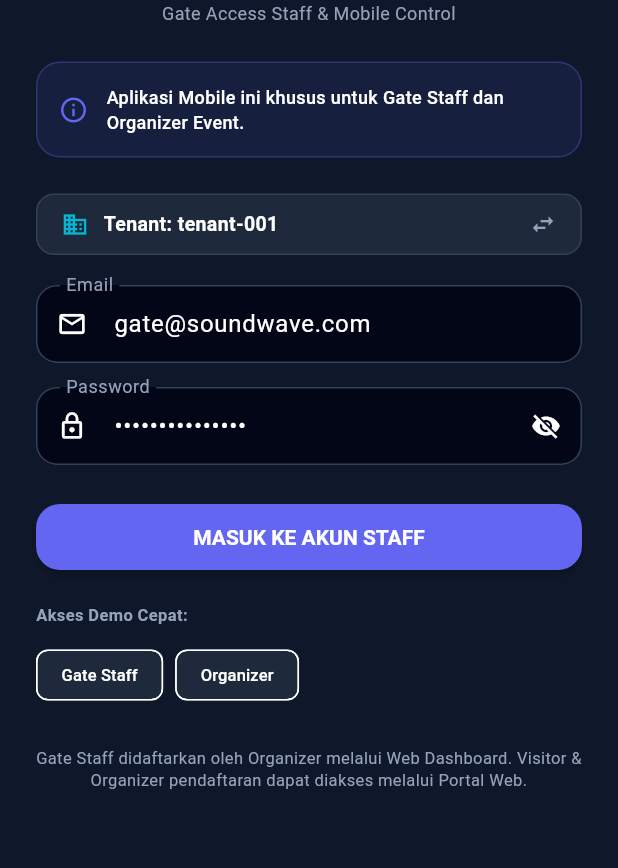
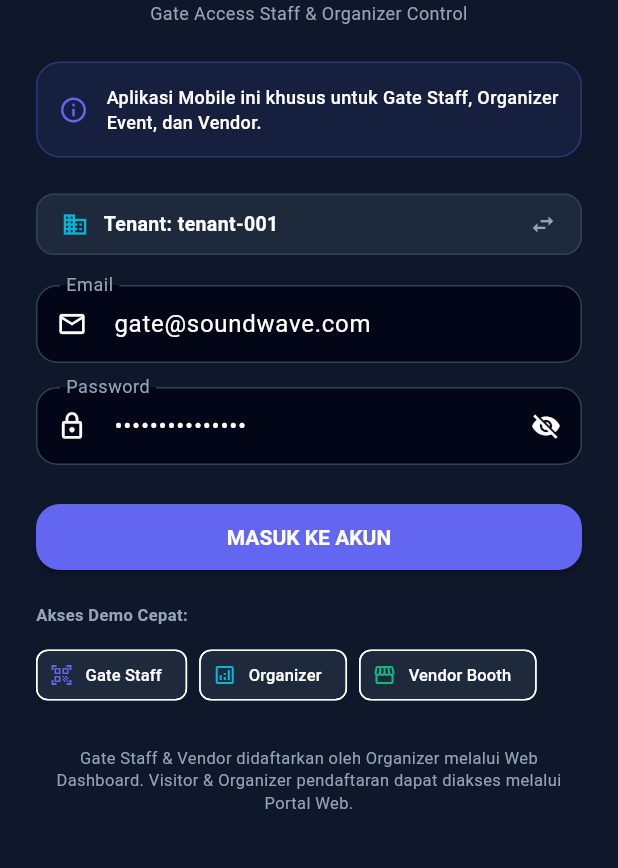
Before and after one commit to arsa-sans/white_label_mobile, a Flutter app: the screen it shows after launch, on a phone screen of 412 x 824 dp, the part 276-1144 px from its top. Run offline on Flutter 3.47's test engine with Material 3 defaults, Android fonts, the phone set to English and light mode, and no system bars; our stand-ins replace connectivity_plus, dio, drift, flutter_riverpod, flutter_secure_storage, go_router and 1 more; accounts and stored records are empty; generated files the repository leaves out were written again.

Commit message:
fix: prevent GoRouter rebuild resetting login text fields and add logout actions across all role views

```diff
--- a/lib/core/router/app_router.dart
+++ b/lib/core/router/app_router.dart
@@ -8,12 +8,26 @@ import '../../features/gate/presentation/views/gate_scanner_view.dart';
 import '../../features/booth/presentation/views/booth_cashier_view.dart';
 import '../../features/organizer/presentation/views/organizer_summary_view.dart';
 
-final routerProvider = Provider<GoRouter>((ref) {
-  final authState = ref.watch(authProvider);
+/// RouterNotifier listens to AuthState changes and triggers GoRouter redirection
+/// WITHOUT destroying and recreating the GoRouter instance.
+class RouterNotifier extends ChangeNotifier {
+  final Ref _ref;
 
-  return GoRouter(
-    initialLocation: '/login',
-    redirect: (BuildContext context, GoRouterState state) {
+  RouterNotifier(this._ref) {
+    _ref.listen<AuthState>(
+      authProvider,
+      (previous, next) {
+        // Only notify router if auth status or role actually changed
+        if (previous?.isAuthenticated != next.isAuthenticated ||
+            previous?.user?.role != next.user?.role) {
+          notifyListeners();
+        }
+      },
+    );
+  }
+
+  String? redirect(BuildContext context, GoRouterState state) {
+    final authState = _ref.read(authProvider);
     final isAuth = authState.isAuthenticated;
     final isLoggingIn = state.matchedLocation == '/login' ||
         state.matchedLocation == '/tenant-select';
@@ -30,7 +44,20 @@ final routerProvider = Provider<GoRouter>((ref) {
     }
 
     return null;
-    },
+  }
+}
+
+final routerNotifierProvider = Provider<RouterNotifier>((ref) {
+  return RouterNotifier(ref);
+});
+
+final routerProvider = Provider<GoRouter>((ref) {
+  final notifier = ref.watch(routerNotifierProvider);
+
+  return GoRouter(
+    initialLocation: '/login',
+    refreshListenable: notifier,
+    redirect: notifier.redirect,
     routes: [
       // Auth Views (MVVM)
       GoRoute(
--- a/lib/features/auth/presentation/views/login_view.dart
+++ b/lib/features/auth/presentation/views/login_view.dart
@@ -12,9 +12,23 @@ class LoginView extends ConsumerStatefulWidget {
 }
 
 class _LoginViewState extends ConsumerState<LoginView> {
-  final _emailController = TextEditingController(text: 'gate@soundwave.com');
-  final _passwordController = TextEditingController(text: 'GateStaff@2026!');
+  late final TextEditingController _emailController;
+  late final TextEditingController _passwordController;
   bool _obscurePassword = true;
+
+  @override
+  void initState() {
+    super.initState();
+    _emailController = TextEditingController(text: 'gate@soundwave.com');
+    _passwordController = TextEditingController(text: 'GateStaff@2026!');
+  }
+
+  @override
+  void dispose() {
+    _emailController.dispose();
+    _passwordController.dispose();
+    super.dispose();
+  }
 
   void _handleLogin() async {
     final email = _emailController.text.trim();
@@ -31,8 +45,10 @@ class _LoginViewState extends ConsumerState<LoginView> {
   }
 
   void _quickFill(String email, String password) {
-    _emailController.text = email;
-    _passwordController.text = password;
+    setState(() {
+      _emailController.text = email;
+      _passwordController.text = password;
+    });
   }
 
   @override
@@ -70,7 +86,7 @@ class _LoginViewState extends ConsumerState<LoginView> {
                 ),
               ),
               const Text(
-                'Gate Access Staff & Mobile Control',
+                'Gate Access Staff & Organizer Control',
                 textAlign: TextAlign.center,
                 style: TextStyle(fontSize: 12, color: AppTheme.slate400),
               ),
@@ -90,7 +106,7 @@ class _LoginViewState extends ConsumerState<LoginView> {
                     SizedBox(width: 12),
                     Expanded(
                       child: Text(
-                        'Aplikasi Mobile ini khusus untuk Gate Staff dan Organizer Event.',
+                        'Aplikasi Mobile ini khusus untuk Gate Staff, Organizer Event, dan Vendor.',
                         style: TextStyle(fontSize: 12, color: Colors.white, fontWeight: FontWeight.w500),
                       ),
                     ),
@@ -165,7 +181,7 @@ class _LoginViewState extends ConsumerState<LoginView> {
                         height: 20,
                         child: CircularProgressIndicator(strokeWidth: 2, color: Colors.white),
                       )
-                    : const Text('MASUK KE AKUN STAFF'),
+                    : const Text('MASUK KE AKUN'),
               ),
 
               const SizedBox(height: 20),
@@ -181,12 +197,19 @@ class _LoginViewState extends ConsumerState<LoginView> {
                 runSpacing: 8,
                 children: [
                   ActionChip(
+                    avatar: const Icon(Icons.qr_code_scanner, size: 16, color: AppTheme.primaryColor),
                     label: const Text('Gate Staff', style: TextStyle(fontSize: 11)),
                     onPressed: () => _quickFill('gate@soundwave.com', 'GateStaff@2026!'),
                   ),
                   ActionChip(
+                    avatar: const Icon(Icons.analytics_outlined, size: 16, color: AppTheme.secondaryColor),
                     label: const Text('Organizer', style: TextStyle(fontSize: 11)),
                     onPressed: () => _quickFill('organizer@soundwave.com', 'Organizer@2026!'),
+                  ),
+                  ActionChip(
+                    avatar: const Icon(Icons.storefront_outlined, size: 16, color: AppTheme.accentColor),
+                    label: const Text('Vendor Booth', style: TextStyle(fontSize: 11)),
+                    onPressed: () => _quickFill('vendor@demo.wl', 'Vendor@2026!'),
                   ),
                 ],
               ),
@@ -194,7 +217,7 @@ class _LoginViewState extends ConsumerState<LoginView> {
               const SizedBox(height: 24),
 
               const Text(
-                'Gate Staff didaftarkan oleh Organizer melalui Web Dashboard. Visitor & Organizer pendaftaran dapat diakses melalui Portal Web.',
+                'Gate Staff & Vendor didaftarkan oleh Organizer melalui Web Dashboard. Visitor & Organizer pendaftaran dapat diakses melalui Portal Web.',
                 textAlign: TextAlign.center,
                 style: TextStyle(fontSize: 11, color: AppTheme.slate400, height: 1.4),
               ),
```
Also changed, not shown: lib/features/booth/presentation/views/booth_cashier_view.dart (+7 -1 lines), lib/features/gate/presentation/views/gate_scanner_view.dart (+15 -2 lines). Lines whose indentation alone changed are shown as unchanged.
